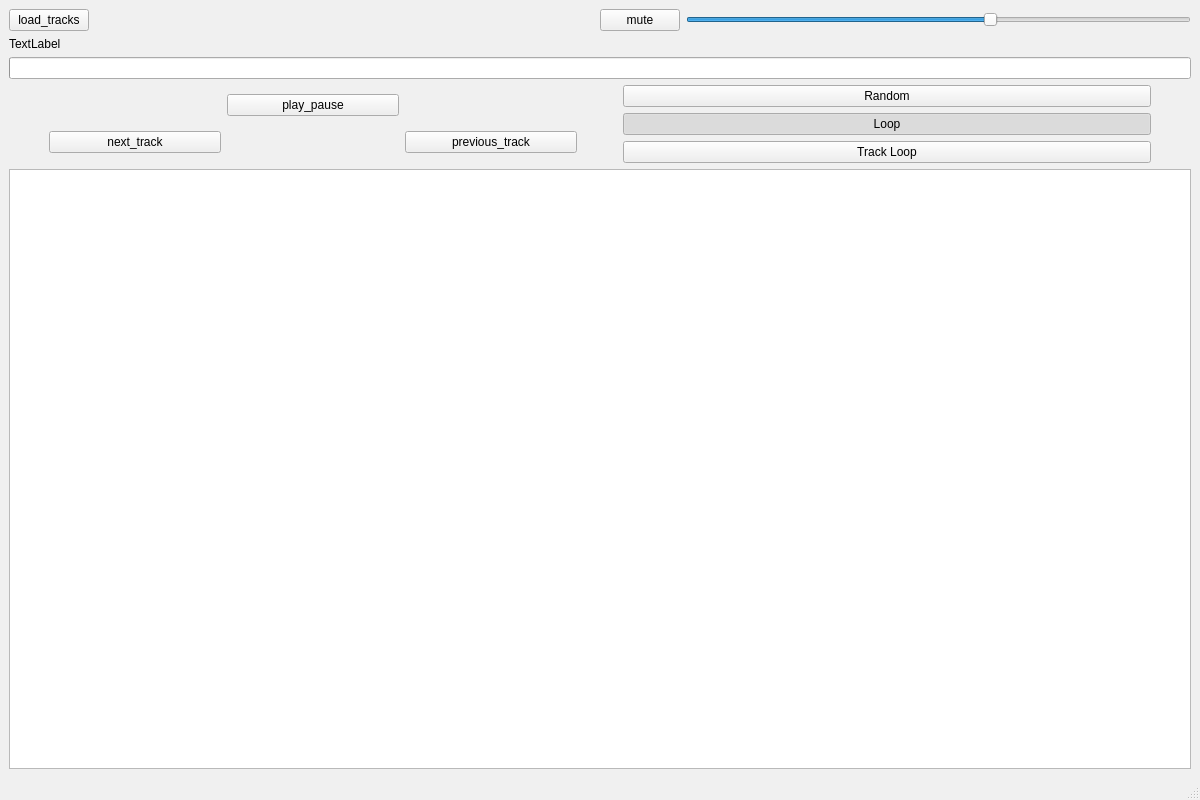
Above: mainwindow.ui from lottery7/MelTake before the change. Below: the same form after it.
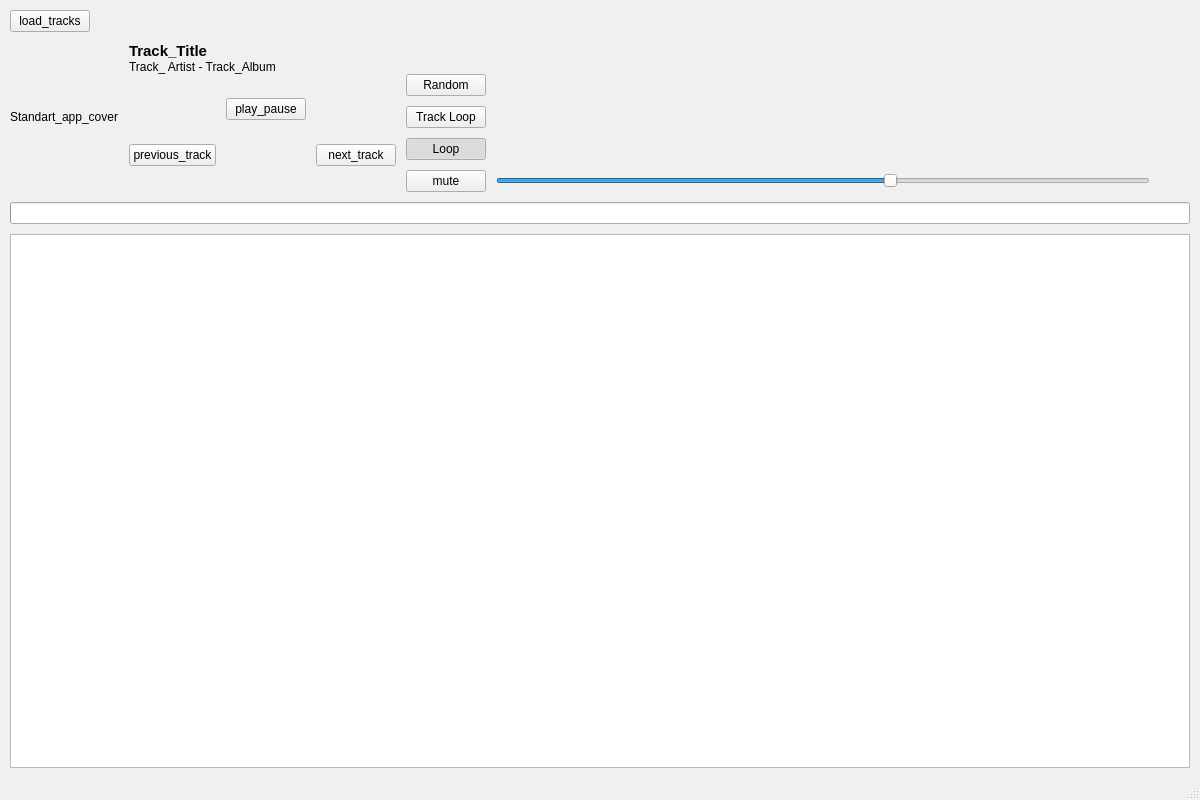
That is the form after the change.

What changed in the file:
```diff
--- a/mainwindow.ui
+++ b/mainwindow.ui
@@ -52,6 +52,24 @@
   </property>
   <widget class="QWidget" name="centralwidget">
    <layout class="QVBoxLayout" name="verticalLayout_2">
+    <property name="spacing">
+     <number>10</number>
+    </property>
+    <property name="sizeConstraint">
+     <enum>QLayout::SetDefaultConstraint</enum>
+    </property>
+    <property name="leftMargin">
+     <number>10</number>
+    </property>
+    <property name="topMargin">
+     <number>10</number>
+    </property>
+    <property name="rightMargin">
+     <number>10</number>
+    </property>
+    <property name="bottomMargin">
+     <number>10</number>
+    </property>
     <item>
      <layout class="QHBoxLayout" name="horizontalLayout_3">
       <item>
@@ -74,85 +92,71 @@
         </property>
        </spacer>
       </item>
-      <item>
-       <widget class="QPushButton" name="mute_button">
-        <property name="text">
-         <string>mute</string>
-        </property>
-        <property name="checkable">
-         <bool>true</bool>
-        </property>
-       </widget>
-      </item>
-      <item>
-       <widget class="QSlider" name="volume_slider">
-        <property name="value">
-         <number>60</number>
-        </property>
-        <property name="orientation">
-         <enum>Qt::Horizontal</enum>
-        </property>
-       </widget>
-      </item>
      </layout>
     </item>
     <item>
-     <widget class="QLabel" name="current_track_label">
+     <layout class="QHBoxLayout" name="main_trackl_layout" stretch="0,0,0">
+      <property name="spacing">
+       <number>10</number>
+      </property>
+      <property name="sizeConstraint">
+       <enum>QLayout::SetDefaultConstraint</enum>
+      </property>
+      <item>
+       <widget class="QLabel" name="album_cover_lable">
       <property name="text">
-       <string>TextLabel</string>
+         <string>Standart_app_cover</string>
       </property>
      </widget>
     </item>
     <item>
-     <widget class="QProgressBar" name="track_progress_bar">
-      <property name="enabled">
-       <bool>true</bool>
-      </property>
-      <property name="value">
+       <layout class="QVBoxLayout" name="verticalLayout_3">
+        <property name="spacing">
        <number>0</number>
       </property>
-      <property name="textVisible">
-       <bool>false</bool>
-      </property>
-      <property name="format">
-       <string>%p%</string>
-      </property>
+        <property name="sizeConstraint">
+         <enum>QLayout::SetMinimumSize</enum>
+        </property>
+        <item>
+         <widget class="QLabel" name="track_title_lable">
+          <property name="font">
+           <font>
+            <pointsize>11</pointsize>
+            <bold>true</bold>
+           </font>
+          </property>
+          <property name="text">
+           <string>Track_Title</string>
+          </property>
      </widget>
     </item>
     <item>
-     <layout class="QHBoxLayout" name="horizontalLayout_4">
+         <widget class="QLabel" name="track_artist_album_lable">
+          <property name="text">
+           <string>Track_ Artist - Track_Album</string>
+          </property>
+         </widget>
+        </item>
       <item>
-       <spacer name="horizontalSpacer_3">
-        <property name="orientation">
-         <enum>Qt::Horizontal</enum>
-        </property>
-        <property name="sizeType">
-         <enum>QSizePolicy::Minimum</enum>
-        </property>
-        <property name="sizeHint" stdset="0">
-         <size>
-          <width>40</width>
-          <height>20</height>
-         </size>
-        </property>
-       </spacer>
-      </item>
-      <item>
-       <layout class="QGridLayout" name="gridLayout">
-        <item row="1" column="2">
+         <layout class="QHBoxLayout" name="track_control_panel_layout">
+          <property name="spacing">
+           <number>10</number>
+          </property>
+          <item>
+           <layout class="QGridLayout" name="play_panel">
+            <property name="sizeConstraint">
+             <enum>QLayout::SetMinimumSize</enum>
+            </property>
+            <property name="verticalSpacing">
+             <number>0</number>
+            </property>
+            <item row="1" column="0">
          <widget class="QPushButton" name="previous_track_button">
           <property name="text">
            <string>previous_track</string>
           </property>
          </widget>
         </item>
-        <item row="1" column="0">
-         <widget class="QPushButton" name="next_track_button">
-          <property name="text">
-           <string>next_track</string>
-          </property>
-         </widget>
-        </item>
         <item row="1" column="1">
          <spacer name="horizontalSpacer">
           <property name="orientation">
@@ -179,27 +183,18 @@
           </property>
          </widget>
         </item>
+            <item row="1" column="2">
+             <widget class="QPushButton" name="next_track_button">
+              <property name="text">
+               <string>next_track</string>
+              </property>
+             </widget>
+            </item>
        </layout>
       </item>
       <item>
-       <spacer name="horizontalSpacer_4">
-        <property name="orientation">
-         <enum>Qt::Horizontal</enum>
-        </property>
-        <property name="sizeType">
-         <enum>QSizePolicy::Minimum</enum>
-        </property>
-        <property name="sizeHint" stdset="0">
-         <size>
-          <width>40</width>
-          <height>20</height>
-         </size>
-        </property>
-       </spacer>
-      </item>
-      <item>
-       <layout class="QVBoxLayout" name="verticalLayout">
-        <item>
+           <layout class="QGridLayout" name="gridLayout">
+            <item row="0" column="0">
          <widget class="QPushButton" name="random_mode_button">
           <property name="text">
            <string>Random</string>
@@ -209,7 +204,17 @@
           </property>
          </widget>
         </item>
-        <item>
+            <item row="1" column="0">
+             <widget class="QPushButton" name="track_loop_mode_button">
+              <property name="text">
+               <string>Track Loop</string>
+              </property>
+              <property name="checkable">
+               <bool>true</bool>
+              </property>
+             </widget>
+            </item>
+            <item row="2" column="0">
          <widget class="QPushButton" name="loop_mode_button">
           <property name="text">
            <string>Loop</string>
@@ -222,25 +227,39 @@
           </property>
          </widget>
         </item>
-        <item>
-         <widget class="QPushButton" name="track_loop_mode_button">
+            <item row="3" column="0">
+             <widget class="QPushButton" name="mute_button">
           <property name="text">
-           <string>Track Loop</string>
+               <string>mute</string>
           </property>
           <property name="checkable">
            <bool>true</bool>
           </property>
          </widget>
         </item>
+            <item row="3" column="1">
+             <widget class="QSlider" name="volume_slider">
+              <property name="value">
+               <number>60</number>
+              </property>
+              <property name="orientation">
+               <enum>Qt::Horizontal</enum>
+              </property>
+             </widget>
+            </item>
+           </layout>
+          </item>
+         </layout>
+        </item>
        </layout>
       </item>
       <item>
-       <spacer name="horizontalSpacer_5">
+       <spacer name="horizontalSpacer_4">
         <property name="orientation">
          <enum>Qt::Horizontal</enum>
         </property>
         <property name="sizeType">
-         <enum>QSizePolicy::Fixed</enum>
+         <enum>QSizePolicy::Maximum</enum>
         </property>
         <property name="sizeHint" stdset="0">
          <size>
@@ -252,6 +271,22 @@
       </item>
      </layout>
     </item>
+    <item>
+     <widget class="QProgressBar" name="track_progress_bar">
+      <property name="enabled">
+       <bool>true</bool>
+      </property>
+      <property name="value">
+       <number>0</number>
+      </property>
+      <property name="textVisible">
+       <bool>false</bool>
+      </property>
+      <property name="format">
+       <string>%p%</string>
+      </property>
+     </widget>
+    </item>
     <item>
      <widget class="QTableView" name="playlist_tabel_view"/>
     </item>
```
Left out of the diff: 2 changed lines with no effect on the pictures. Lines whose indentation alone changed are shown as unchanged.
